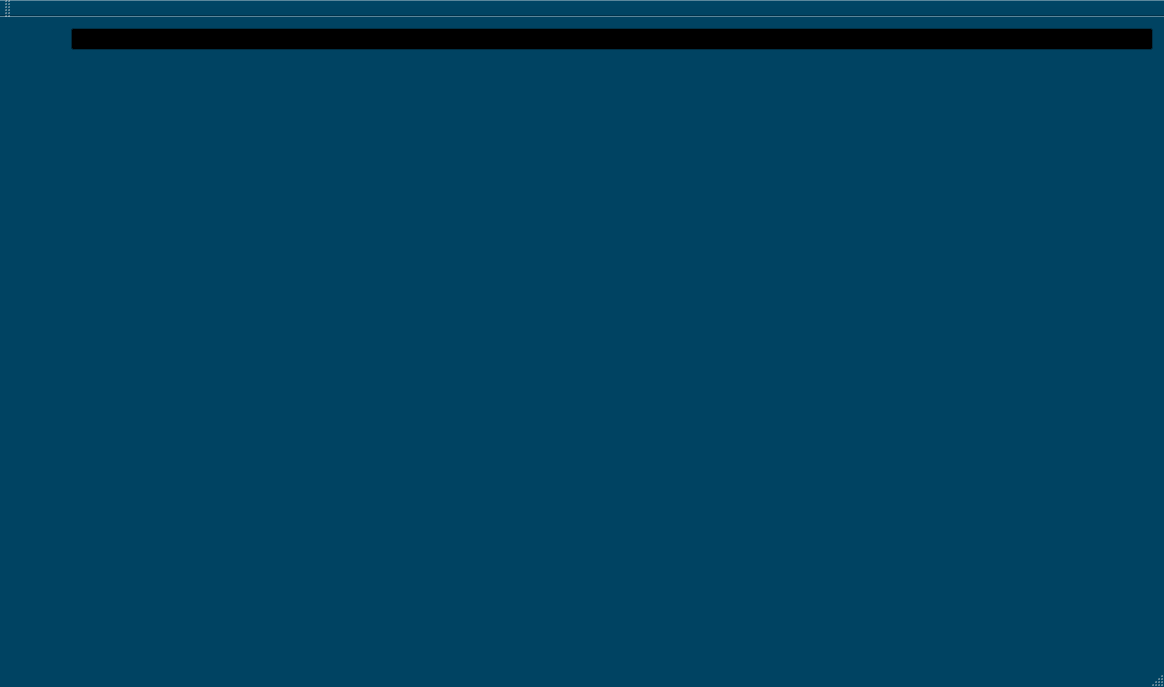
Before: the Qt Designer form MainWindow.ui in Dagal/GNUbleton, drawn with Qt 5.
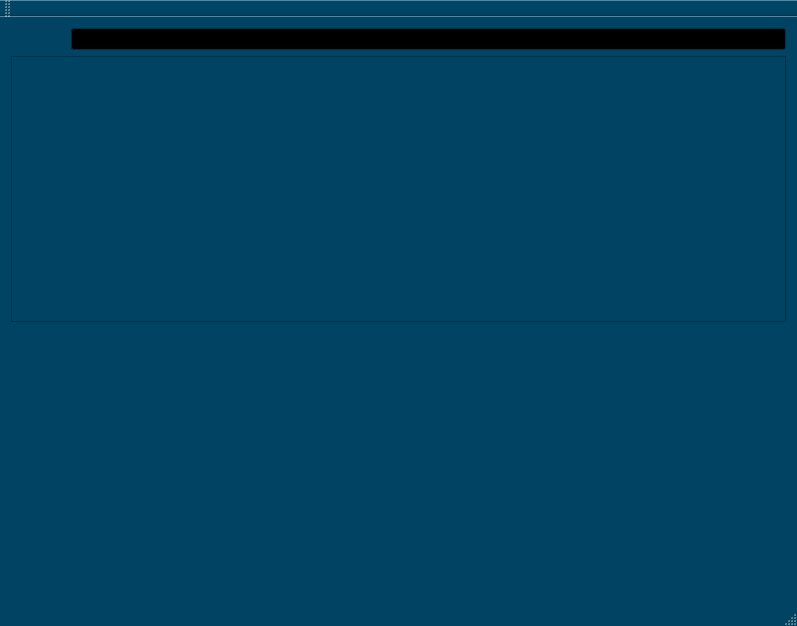
After: the same form once the commit is applied. Custom widgets are drawn as their Qt base class.

The edit to the form file:
```diff
--- a/MainWindow.ui
+++ b/MainWindow.ui
@@ -6,8 +6,8 @@
    <rect>
     <x>0</x>
     <y>0</y>
-    <width>1164</width>
-    <height>687</height>
+    <width>797</width>
+    <height>626</height>
    </rect>
   </property>
   <property name="palette">
@@ -467,6 +467,16 @@
       </item>
      </layout>
     </item>
+    <item>
+     <widget class="QFrame" name="bigTimeLine">
+      <property name="frameShape">
+       <enum>QFrame::StyledPanel</enum>
+      </property>
+      <property name="frameShadow">
+       <enum>QFrame::Raised</enum>
+      </property>
+     </widget>
+    </item>
     <item>
      <layout class="QHBoxLayout" name="horizontalLayout">
       <item>
```
Left out of the diff: 20 changed lines with no effect on the pictures.
